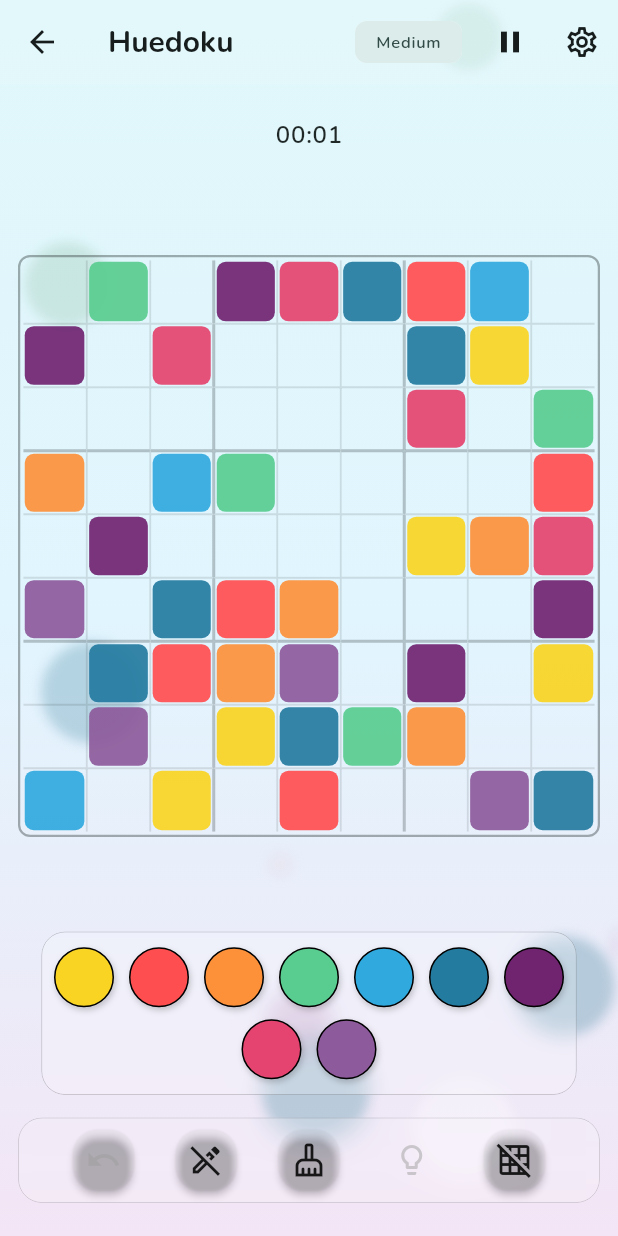
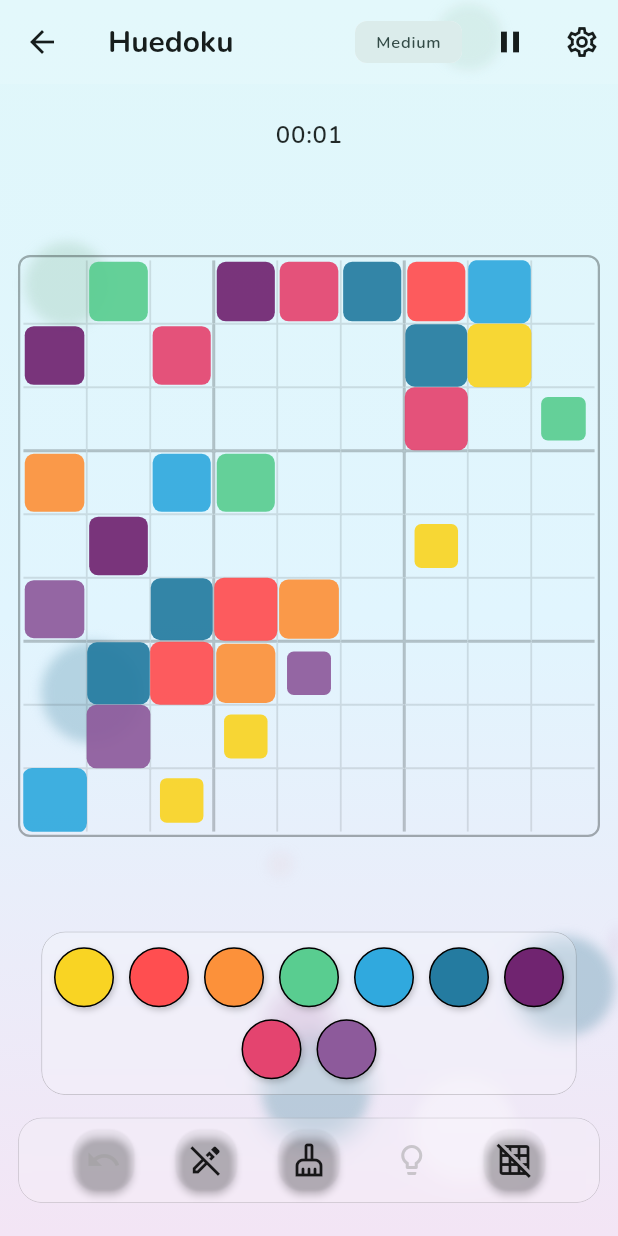
Before and after one commit to harleynelson/huedoku, a Flutter app: the screen it shows after launch, after a tap on "New Game", on a phone screen of 412 x 824 dp. Run offline on Flutter 3.47's test engine with Material 3 defaults, Android fonts, the phone set to English and light mode, and no system bars; our stand-ins replace confetti, google_fonts.

Commit message:
wave effect for round building

```diff
--- a/lib/widgets/sudoku_cell_widget.dart
+++ b/lib/widgets/sudoku_cell_widget.dart
@@ -6,11 +6,13 @@ import 'package:huedoku/models/color_palette.dart';
 import 'package:huedoku/models/sudoku_cell_data.dart';
 import 'package:huedoku/providers/game_provider.dart';
 import 'package:huedoku/providers/settings_provider.dart';
-import 'package:huedoku/widgets/pattern_painter.dart'; // Import the painter
+import 'package:huedoku/widgets/pattern_painter.dart';
 import 'package:provider/provider.dart';
-import 'dart:math'; // Import for min function
+import 'dart:async'; // Import Timer
+import 'dart:math'; // Import min
 
-class SudokuCellWidget extends StatelessWidget {
+// --- Convert to StatefulWidget ---
+class SudokuCellWidget extends StatefulWidget {
   final int row;
   final int col;
 
@@ -20,268 +22,170 @@ class SudokuCellWidget extends StatelessWidget {
     required this.col,
   });
 
-    // File: lib/widgets/sudoku_cell_widget.dart
-  // Location: build method
+  @override
+  State<SudokuCellWidget> createState() => _SudokuCellWidgetState();
+}
+
+// --- Add State Class with TickerProvider ---
+class _SudokuCellWidgetState extends State<SudokuCellWidget>
+    with SingleTickerProviderStateMixin { // Add Mixin
+
+  late AnimationController _controller;
+  late Animation<double> _scaleAnimation;
+  bool _isInitiallyFixedWithvalue = false;
+  Timer? _startTimer;
+
+  @override
+  void initState() {
+    super.initState();
+
+    // Check initial fixed state ONCE
+    final gameProvider = Provider.of<GameProvider>(context, listen: false);
+    if (gameProvider.isPuzzleLoaded &&
+        widget.row < gameProvider.board.length &&
+        widget.col < gameProvider.board[widget.row].length) {
+      final cellData = gameProvider.board[widget.row][widget.col];
+      _isInitiallyFixedWithvalue = cellData.isFixed && cellData.value != null;
+    } else {
+      _isInitiallyFixedWithvalue = false; // Ensure it's false if board not ready
+    }
+
+
+    _controller = AnimationController(
+      duration: const Duration(milliseconds: 500), // Animation duration
+      vsync: this,
+      value: _isInitiallyFixedWithvalue ? 0.0 : 1.0,
+    );
+
+    _scaleAnimation = CurvedAnimation(
+      parent: _controller,
+      curve: Curves.easeOutBack,
+    );
+
+    // If it's a fixed cell, schedule the animation to start
+    if (_isInitiallyFixedWithvalue) {
+      // --- UPDATED Delay Calculation ---
+      // Stagger delay based on sum of row + col for diagonal wave effect
+      // Adjusted multiplier (e.g., 100ms) because max sum is 16 (vs 80)
+      final int delayMillis = (widget.row + widget.col) * 100; // Changed calculation and multiplier
+      // --- End Update ---
+
+      _startTimer = Timer(Duration(milliseconds: delayMillis), () {
+        if (mounted) {
+          _controller.forward();
+        }
+      });
+    }
+  }
+
+  @override
+  void dispose() {
+    _startTimer?.cancel(); // Cancel timer if widget is disposed before it fires
+    _controller.dispose();
+    super.dispose();
+  }
+
+ // Helper methods (_buildCandidatesWidget, _buildOverlayWidget) remain the same
+ // ... (Keep these methods as they were) ...
+  Widget _buildCandidatesWidget(BuildContext context, Set<int> candidates, List<Color> palette, Color tileBgColor) {
+     final bool isDarkBg = ThemeData.estimateBrightnessForColor(tileBgColor) == Brightness.dark;
+     final Color dotBorderColor = isDarkBg ? Colors.white.withOpacity(0.3) : Colors.black.withOpacity(0.3);
+     int numCandidates = candidates.length;
+     int crossAxisCount = (numCandidates > 4) ? 3 : ((numCandidates > 1) ? 2 : 1);
+     if (numCandidates == 0) crossAxisCount = 1;
+     List<int> sortedCandidates = candidates.toList()..sort();
+    return Padding( padding: const EdgeInsets.all(1.5),
+       child: GridView.count( crossAxisCount: crossAxisCount, mainAxisSpacing: 1, crossAxisSpacing: 1, padding: const EdgeInsets.all(1.0), shrinkWrap: true, physics: const NeverScrollableScrollPhysics(),
+         children: sortedCandidates.map((index) {
+           double defaultSize = 7.0; double scaleFactor = 0.014;
+            try { if(context.mounted) { final screenMin = min(MediaQuery.of(context).size.width, MediaQuery.of(context).size.height); double sizeMultiplier = (crossAxisCount == 3) ? 0.9 : ((crossAxisCount == 2) ? 1.0 : 1.1); defaultSize = max(4.0, min(8.0, screenMin * scaleFactor * sizeMultiplier)); }
+            } catch(e) { print("Error getting MediaQuery in _buildCandidatesWidget: $e"); }
+           return Center( child: Container( width: defaultSize, height: defaultSize, constraints: const BoxConstraints(minWidth: 4, minHeight: 4, maxWidth: 8, maxHeight: 8),
+               decoration: BoxDecoration( color: palette[index].withOpacity(0.9), shape: BoxShape.circle, border: Border.all(color: dotBorderColor, width: 0.5) ), ), ); }).toList(), ), ); }
+
+  Widget _buildOverlayWidget(BuildContext context, CellOverlay overlayType, int value, TextStyle style, Color overlayColor, Size size) {
+      Widget overlayContent;
+      switch(overlayType) {
+        case CellOverlay.numbers: overlayContent = FittedBox( fit: BoxFit.scaleDown, child: Text('${value + 1}', style: style) ); overlayContent = Center(child: overlayContent); break;
+        case CellOverlay.patterns: overlayContent = CustomPaint( size: size, painter: PatternPainter( patternIndex: value, color: overlayColor, ), ); break;
+        case CellOverlay.none: default: overlayContent = const SizedBox.shrink(); break;
+      } return overlayContent; }
+
 
   @override
     Widget build(BuildContext context) {
       // Use Consumer widgets to get specific providers and rebuild efficiently
       return Consumer2<GameProvider, SettingsProvider>(
+        // Use widget.row and widget.col to access properties from StatefulWidget
         builder: (context, gameProvider, settingsProvider, child) {
-          // --- Get data using providers ---
-          final SudokuCellData cellData = gameProvider.board[row][col];
-          final bool isSelected = gameProvider.selectedRow == row && gameProvider.selectedCol == col;
-          // --- Get palette directly from SettingsProvider ---
+          // Defensive check if board isn't ready or indices are out of bounds
+          if (!gameProvider.isPuzzleLoaded ||
+              widget.row >= gameProvider.board.length ||
+              widget.col >= gameProvider.board[widget.row].length) {
+             return Container( margin: const EdgeInsets.all(1.0), color: Colors.grey[300] ); // Placeholder
+          }
+
+          final SudokuCellData cellData = gameProvider.board[widget.row][widget.col];
+          final bool isSelected = gameProvider.selectedRow == widget.row && gameProvider.selectedCol == widget.col;
           final Color? cellColorValue = cellData.getColor(settingsProvider.selectedPalette.colors);
           final bool isDarkMode = Theme.of(context).brightness == Brightness.dark;
-           final currentTheme = Theme.of(context); // Get theme
+          final currentTheme = Theme.of(context);
 
-          // Determine background color and border for selection/peers/fixed
-          Color tileBackgroundColor = Colors.transparent; // Base background
+          // --- Styling logic (remains the same) ---
+          Color tileBackgroundColor = Colors.transparent;
           Color borderColor = Colors.transparent;
           double borderWidth = 0.0;
-          double elevation = 0.0; // Keep track for potential shadow animation
+          double elevation = 0.0;
+          Color hintOverlayColor = Colors.transparent;
+          if (cellData.isHint) { hintOverlayColor = currentTheme.colorScheme.tertiaryContainer?.withOpacity(0.2) ?? currentTheme.focusColor.withOpacity(0.15); }
+          bool highlightPeer = false;
+           if (settingsProvider.highlightPeers && gameProvider.selectedRow != null && !(isSelected)) {
+              if (gameProvider.selectedRow == widget.row || gameProvider.selectedCol == widget.col ||
+                 (gameProvider.selectedRow! ~/ 3 == widget.row ~/ 3 && gameProvider.selectedCol! ~/ 3 == widget.col ~/ 3)) {
+                    highlightPeer = true; tileBackgroundColor = currentTheme.focusColor.withOpacity(0.05); } }
+          if (isSelected) { borderColor = currentTheme.colorScheme.primary.withOpacity(0.9); borderWidth = 3.0; elevation = 3.0;
+          } else if (cellData.isFixed && cellColorValue == null) { tileBackgroundColor = currentTheme.colorScheme.onSurface.withOpacity(0.08); }
+          final Color baseFillColor = cellColorValue != null ? cellColorValue.withOpacity(0.92) : tileBackgroundColor;
+          final Color mainFillColor = cellData.isHint ? Color.alphaBlend(hintOverlayColor, baseFillColor) : baseFillColor; // Use alphaBlend
+          final Color effectiveBgForOverlay = cellColorValue ?? tileBackgroundColor;
+          final Color overlayColor = ThemeData.estimateBrightnessForColor(effectiveBgForOverlay) == Brightness.dark ? Colors.white.withOpacity(0.9) : Colors.black.withOpacity(0.9);
+          TextStyle overlayStyle = TextStyle( fontSize: 18, fontWeight: cellData.isFixed ? FontWeight.bold : FontWeight.normal, color: overlayColor,
+             shadows: [ Shadow(blurRadius: 1.5, color: Colors.black.withOpacity(0.3), offset: const Offset(0.5, 1.0)), ], );
+           const double cellCornerRadius = 6.0;
+           BoxDecoration tileDecoration = BoxDecoration( borderRadius: BorderRadius.circular(cellCornerRadius), border: Border.all(color: borderColor, width: borderWidth), );
+          // --- End Styling Logic ---
 
-          // --- Hint Background Modifier ---
-          Color hintOverlayColor = Colors.transparent;
-          if (cellData.isHint) { // Check if cell was hinted
-              // Apply a subtle overlay/tint for hinted cells
-              hintOverlayColor = currentTheme.colorScheme.tertiaryContainer?.withOpacity(0.2) ?? currentTheme.focusColor.withOpacity(0.15);
-          }
-          // --- End Hint Background Modifier ---
-
-
-          bool highlightPeer = false;
-           // Use settingsProvider.highlightPeers directly
-           if (settingsProvider.highlightPeers && gameProvider.selectedRow != null && !(isSelected)) {
-              if (gameProvider.selectedRow == row || gameProvider.selectedCol == col ||
-                 (gameProvider.selectedRow! ~/ 3 == row ~/ 3 && gameProvider.selectedCol! ~/ 3 == col ~/ 3)) {
-                    highlightPeer = true;
-                    // Use theme focus color for highlight
-                    tileBackgroundColor = currentTheme.focusColor.withOpacity(0.05); // 0.05 opacity
-                 }
-           }
-
-          if (isSelected) {
-            // Use primary color variation for selection border
-             borderColor = currentTheme.colorScheme.primary.withOpacity(0.9); // Use theme color
-            borderWidth = 3.0; // Thicker border
-            elevation = 3.0; // Slightly raise selected cell more
-          } else if (cellData.isFixed && cellColorValue == null) { // Only apply fixed background if cell is empty
-              // Subtle background for fixed cells (use theme color)
-              tileBackgroundColor = currentTheme.colorScheme.onSurface.withOpacity(0.08);
-          }
-
-          // --- Apply Alpha Channel & Hint Overlay ---
-          // Apply hint overlay *over* the potential cell color/background
-          final Color baseFillColor = cellColorValue != null
-                                      ? cellColorValue.withOpacity(0.92) // Apply 92% opacity to placed colors
-                                      : tileBackgroundColor;
-          // Final color includes hint overlay if applicable
-          final Color mainFillColor = cellData.isHint ? hintOverlayColor : baseFillColor;
-
-
-          // Determine overlay color based on the brightness of the effective background
-          // Base decision on original intended bg before hint overlay
-          final Color effectiveBgForOverlay = cellColorValue ?? tileBackgroundColor;
-          final Color overlayColor = ThemeData.estimateBrightnessForColor(effectiveBgForOverlay) == Brightness.dark
-                                      ? Colors.white.withOpacity(0.9)
-                                      : Colors.black.withOpacity(0.9);
-
-          TextStyle overlayStyle = TextStyle(
-            fontSize: 18, // Adjust as needed
-             // Fixed cells with value still show bold number/pattern
-            fontWeight: cellData.isFixed ? FontWeight.bold : FontWeight.normal,
-            color: overlayColor,
-             shadows: [ // Subtle shadow for better readability on varied backgrounds
-              Shadow(blurRadius: 1.5, color: Colors.black.withOpacity(0.3), offset: const Offset(0.5, 1.0)),
-            ],
-          );
-
-           // --- Define Tile Decoration ---
-           const double cellCornerRadius = 6.0; // Slightly smaller radius for cells?
-           BoxDecoration tileDecoration = BoxDecoration(
-               // Color applied to the container within InkWell now
-               // color: mainFillColor,
-               borderRadius: BorderRadius.circular(cellCornerRadius), // Consistent rounded corners
-               border: Border.all(color: borderColor, width: borderWidth),
-                // Apply shadow directly if needed, or rely on Material elevation
-                // boxShadow: kElevationToShadow[elevation.toInt()]
-           );
-
-
-          // Use InkWell instead of GestureDetector
-          return InkWell(
-            onTap: () {
-               // Prevent interaction if game is completed
-              if (!gameProvider.isCompleted) {
-                 gameProvider.selectCell(row, col);
-              }
-            },
-            // Customize splash/highlight for better feedback with colors
-            splashColor: overlayColor.withOpacity(0.2),
-            highlightColor: overlayColor.withOpacity(0.1),
-            customBorder: RoundedRectangleBorder( // Ensure ripple conforms to border
-                borderRadius: BorderRadius.circular(cellCornerRadius),
-            ),
-            child: AnimatedContainer( // Animate background color and decoration changes
-              duration: const Duration(milliseconds: 150), // Slightly faster animation
-               margin: const EdgeInsets.all(1.0), // Reduced margin for tighter grid lines
-               // Apply mainFillColor (which includes hint overlay logic) to decoration
-               decoration: tileDecoration.copyWith(color: mainFillColor), // Apply color here
-               clipBehavior: Clip.antiAlias, // Clip children (like painter) to rounded corners
-               child: Material( // Use Material for potential elevation effect
-                  elevation: elevation,
-                  color: Colors.transparent, // Material is just for elevation/shadow
-                  borderRadius: BorderRadius.circular(cellCornerRadius),
+          // --- Wrap content with ScaleTransition ---
+          return ScaleTransition(
+             scale: _scaleAnimation,
+             child: InkWell(
+               // Use widget.row/col here
+               onTap: () { if (!gameProvider.isCompleted) { gameProvider.selectCell(widget.row, widget.col); } },
+               splashColor: overlayColor.withOpacity(0.2), highlightColor: overlayColor.withOpacity(0.1),
+               customBorder: RoundedRectangleBorder( borderRadius: BorderRadius.circular(cellCornerRadius), ),
+               child: AnimatedContainer(
+                 duration: const Duration(milliseconds: 150), margin: const EdgeInsets.all(1.0),
+                 decoration: tileDecoration.copyWith(color: mainFillColor), clipBehavior: Clip.antiAlias,
+                 child: Material(
+                    elevation: elevation, color: Colors.transparent, borderRadius: BorderRadius.circular(cellCornerRadius),
                     child: Stack( // Stack directly inside Material/AnimatedContainer
                       alignment: Alignment.center,
                       children: [
-                       // --- Draw original color underneath hint overlay ---
-                       // This ensures the actual color is still visible below the tint
-                       if(cellData.isHint && cellColorValue != null)
-                          Container(
-                            decoration: BoxDecoration(
-                              color: cellColorValue.withOpacity(0.92), // Draw original hinted color
-                              borderRadius: BorderRadius.circular(cellCornerRadius),
-                            ),
-                          ),
-
-                      // 2. Candidate display (remains the same)
+                         // Hint overlay logic (unchanged)
+                         if(cellData.isHint && cellColorValue != null) Container( decoration: BoxDecoration( color: cellColorValue.withOpacity(0.92), borderRadius: BorderRadius.circular(cellCornerRadius), ), ),
+                         // Candidate display (unchanged)
                          if (cellData.value == null && cellData.candidates.isNotEmpty)
                            _buildCandidatesWidget(context, cellData.candidates, settingsProvider.selectedPalette.colors, effectiveBgForOverlay),
-
-                      // 3. Overlay (Numbers or Patterns) (remains the same)
+                         // Overlay (Numbers or Patterns) (unchanged)
                          if (cellData.value != null && settingsProvider.cellOverlay != CellOverlay.none)
-                         LayoutBuilder(
-                           builder: (context, constraints) {
-                             final size = Size(constraints.maxWidth, constraints.maxHeight);
-                             if (size.width <= 0 || size.height <= 0) { return const SizedBox.shrink();}
-                             return _buildOverlayWidget(
-                               context,
-                               settingsProvider.cellOverlay,
-                               cellData.value!,
-                               overlayStyle,
-                               overlayColor,
-                               size,
-                             );
-                           }
-                         ),
-
-
-                      // 4. Error Indicator (remains the same)
-                       if (cellData.hasError && settingsProvider.showErrors)
-                         Positioned.fill(
-                            child: IgnorePointer(
-                              child: Container(
-                               decoration: BoxDecoration(
-                                  borderRadius: BorderRadius.circular(cellCornerRadius - 1.0),
-                                   border: Border.all(color: currentTheme.colorScheme.error.withOpacity(0.9), width: 2.5)
-                               ),
-                              ),
-                            ),
-                        )
-                    ],
-                  ),
-               ),
-            ),
-          );
+                            LayoutBuilder( builder: (context, constraints) { final size = Size(constraints.maxWidth, constraints.maxHeight); if (size.width <= 0 || size.height <= 0) { return const SizedBox.shrink();}
+                              return _buildOverlayWidget( context, settingsProvider.cellOverlay, cellData.value!, overlayStyle, overlayColor, size, ); } ),
+                         // Error Indicator (unchanged)
+                          if (cellData.hasError && settingsProvider.showErrors) Positioned.fill( child: IgnorePointer( child: Container( decoration: BoxDecoration( borderRadius: BorderRadius.circular(cellCornerRadius - 1.0), border: Border.all(color: currentTheme.colorScheme.error.withOpacity(0.9), width: 2.5) ), ), ), )
+                      ], ), ), ), ),
+           ); // --- End ScaleTransition Wrap ---
         },
       );
     }
 
-  // Helper to build the candidates display
-  Widget _buildCandidatesWidget(BuildContext context, Set<int> candidates, List<Color> palette, Color tileBgColor) {
-     // Choose candidate dot color based on tile background brightness
-     final bool isDarkBg = ThemeData.estimateBrightnessForColor(tileBgColor) == Brightness.dark;
-     final Color dotBorderColor = isDarkBg ? Colors.white.withOpacity(0.3) : Colors.black.withOpacity(0.3);
-     int numCandidates = candidates.length;
-
-     // --- Corrected Grid Size Logic ---
-     // Use 3x3 grid if more than 4 candidates, 2x2 if 2-4, 1x1 if 1.
-     int crossAxisCount = (numCandidates > 4) ? 3 : ((numCandidates > 1) ? 2 : 1);
-
-     // Fallback safety check (shouldn't be needed with above logic)
-     if (numCandidates == 0) crossAxisCount = 1; // Avoid division by zero if set is empty
-
-
-     List<int> sortedCandidates = candidates.toList()..sort();
-
-    return Padding(
-       padding: const EdgeInsets.all(1.5), // Slightly more padding for candidate grid
-       child: GridView.count(
-         crossAxisCount: crossAxisCount, // Use the calculated count
-         mainAxisSpacing: 1, // Spacing between candidate rows
-         crossAxisSpacing: 1, // Spacing between candidate columns
-         padding: const EdgeInsets.all(1.0), // Padding inside the cell for candidates
-         shrinkWrap: true, // Take minimum space needed
-         physics: const NeverScrollableScrollPhysics(),
-         children: sortedCandidates.map((index) {
-           // Try getting size constraints for better relative sizing
-           double defaultSize = 7.0; // Slightly smaller default dot size
-            double scaleFactor = 0.014; // Scale factor based on screen size
-            try {
-                // Use context safely
-                if(context.mounted) {
-                  final screenMin = min(MediaQuery.of(context).size.width, MediaQuery.of(context).size.height);
-                  // Adjust dot size based on grid density
-                  double sizeMultiplier = (crossAxisCount == 3) ? 0.9 : ((crossAxisCount == 2) ? 1.0 : 1.1);
-                  defaultSize = max(4.0, min(8.0, screenMin * scaleFactor * sizeMultiplier)); // Clamp size
-                }
-            } catch(e) {
-                print("Error getting MediaQuery in _buildCandidatesWidget: $e");
-                // Ignore error if MediaQuery not available? Use default size.
-            }
-
-           return Center(
-             child: Container(
-               width: defaultSize,
-               height: defaultSize,
-               constraints: const BoxConstraints(minWidth: 4, minHeight: 4, maxWidth: 8, maxHeight: 8), // Min/Max sizes backup
-               decoration: BoxDecoration(
-                  // Add subtle alpha to candidate dots too
-                 color: palette[index].withOpacity(0.9),
-                 shape: BoxShape.circle,
-                 border: Border.all(color: dotBorderColor, width: 0.5)
-               ),
-             ),
-           );
-         }).toList(),
-       ),
-    );
- }
-
-  // Helper to build the overlay (Number or Pattern)
-  Widget _buildOverlayWidget(BuildContext context, CellOverlay overlayType, int value, TextStyle style, Color overlayColor, Size size) {
-      Widget overlayContent;
-      switch(overlayType) {
-        case CellOverlay.numbers:
-           // Keep FittedBox + Text for numbers to ensure text scales down if needed
-           overlayContent = FittedBox(
-                fit: BoxFit.scaleDown,
-                child: Text('${value + 1}', style: style)
-            );
-           // Wrap numbers in Center just to be sure, though FittedBox might handle it
-           overlayContent = Center(child: overlayContent);
-           break;
-        case CellOverlay.patterns:
-           // Use CustomPaint directly, passing the size
-           // Remove the wrapping Center and ClipRect
-           overlayContent = CustomPaint(
-                size: size, // Provide the available size from LayoutBuilder
-                painter: PatternPainter(
-                  patternIndex: value,
-                  color: overlayColor,
-                ),
-              );
-           break;
-        case CellOverlay.none:
-        default:
-           overlayContent = const SizedBox.shrink();
-           break;
-      }
-      // Return the content directly. No outer ClipRect/Center needed here for patterns.
-      return overlayContent;
-  }
-
-} // End of SudokuCellWidget
+} // End of _SudokuCellWidgetState
```
Lines whose indentation alone changed are shown as unchanged.
